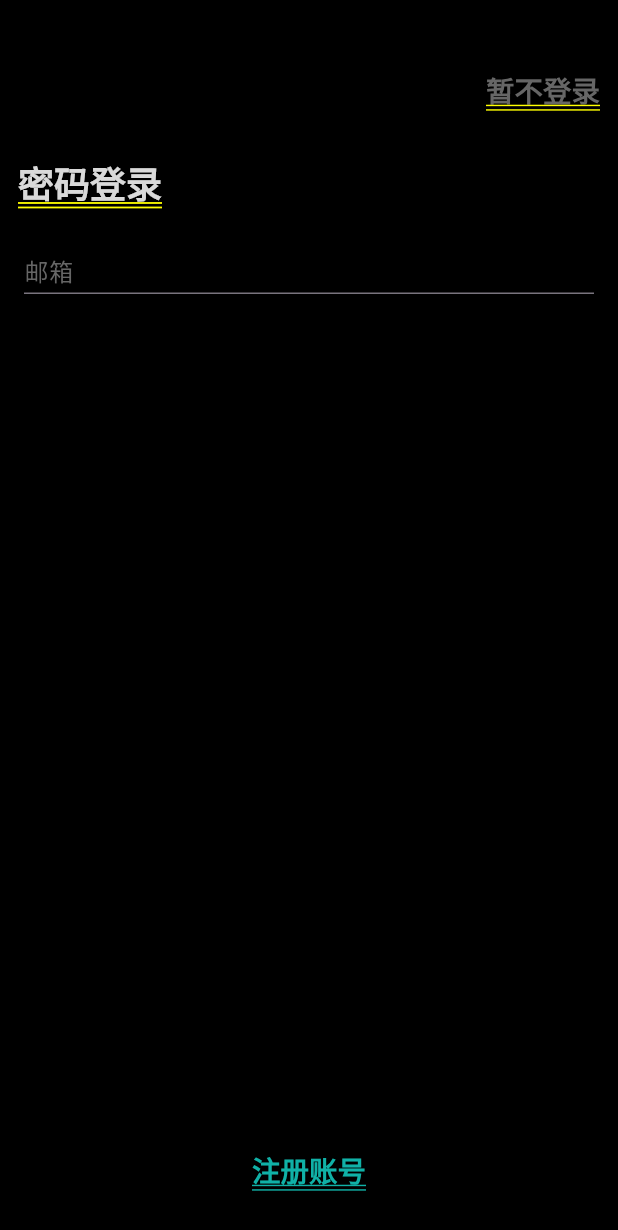
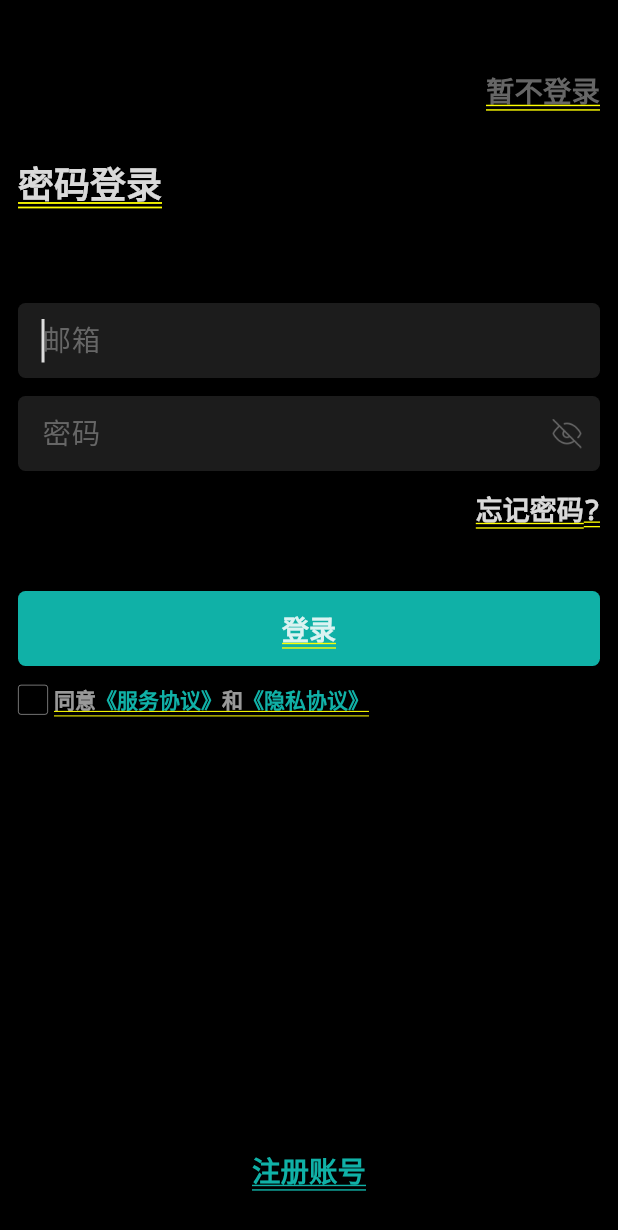
Before and after one commit to 1972820813/recorder, a Flutter app: the SettingPage screen opened by its route, after a tap on "立即登录", on a phone screen of 412 x 824 dp. Shown: the top 1230 px of the screen. Run offline on Flutter 3.47's test engine with Material 3 defaults, Android fonts, the phone set to English and light mode, and no system bars; our stand-ins replace dio, flutter_easyloading, flutter_native_splash, flutter_screenutil, flutter_svg, flutter_swiper_view and 1 more.

Commit message:
登录页面

```diff
--- a/lib/model/file/file_page_controller.dart
+++ b/lib/model/file/file_page_controller.dart
@@ -1,5 +1,3 @@
-import 'dart:ffi';
-
 import 'package:flutter/material.dart';
 import 'package:get/get.dart';
 import 'package:project_recorder/entity/record_file_entity.dart';
--- a/lib/model/setting/setting_page.dart
+++ b/lib/model/setting/setting_page.dart
@@ -143,6 +143,7 @@ class SettingPage extends GetView<SettingPageController> {
               "assets/images/res_img_vip_bg.png",
               width: DoScreenAdapter.screenW(),
               height: 60,
+              fit: BoxFit.cover,
             ),
             Padding(
               padding: const EdgeInsets.only(left: 12),
--- a/lib/model/user/login/login_page.dart
+++ b/lib/model/user/login/login_page.dart
@@ -1,8 +1,11 @@
 import 'package:flutter/material.dart';
 import 'package:get/get.dart';
+import 'package:project_recorder/model/user/forget/forget_page.dart';
 import 'package:project_recorder/model/user/register/register_page.dart';
 import 'package:project_recorder/util/app_colors.dart';
 
+import '../../../util/app_screenAdapter.dart';
+import '../../widget/click_text.dart';
 import 'login_page_controller.dart';
 
 class LoginPage extends GetView<LoginPageController> {
@@ -13,7 +16,7 @@ class LoginPage extends GetView<LoginPageController> {
   @override
   Widget build(BuildContext context) {
     // TODO: implement build
-    return Container(
+    return Obx(() => Container(
           color: DoColors.black0,
           child: Stack(
             children: [
@@ -29,6 +32,7 @@ class LoginPage extends GetView<LoginPageController> {
                     child: InkWell(
                       onTap: () {
                         //暂不登录，直接跳转到主页，清空前面所有页面
+                        Get.back();
                       },
                       child: const Text(
                         "暂不登录",
@@ -43,19 +47,191 @@ class LoginPage extends GetView<LoginPageController> {
                       style: TextStyle(fontSize: 24, color: DoColors.white85),
                     ),
                   ),
+                  const SizedBox(
+                    height: 50,
+                  ),
                   Container(
-                margin: const EdgeInsets.all(16),
-                height: 40,
-                child: TextField(
-                  decoration: const InputDecoration(
+                      margin: const EdgeInsets.fromLTRB(12, 12, 12, 0),
+                      height: 50,
+                      child: TextFormField(
+                        style: const TextStyle(
+                            fontSize: 19, color: DoColors.white),
+                        autofocus: true,
+                        cursorColor: DoColors.white85,
+                        obscureText: controller.isShowPassword.value,
+                        controller: controller.emailController,
+                        decoration: InputDecoration(
+                          border: controller.customBorder,
+                          enabledBorder: controller.customBorder,
+                          focusedBorder: controller.customBorder,
+                          focusedErrorBorder: controller.customBorder,
+                          errorBorder: controller.customBorder,
                           hintText: "邮箱",
-                      hintStyle:
-                          TextStyle(fontSize: 16, color: DoColors.gray102)),
-                  onChanged: (value) {},
-                  controller: controller.textEditingController,
-                  style: const TextStyle(fontSize: 16, color: DoColors.white85),
+                          filled: true,
+                          fillColor: DoColors.black28,
+                          //隐藏下划线
+                          //border: InputBorder.none,
+                          hintStyle: const TextStyle(
+                              fontSize: 19, color: DoColors.gray102),
+                          contentPadding: const EdgeInsets.symmetric(
+                              vertical: 12, horizontal: 12),
                         ),
+                        // 校验用户名,校验成功返回null，失败则返回错误信息
+                        validator: (value) {
+                          return value!.trim().isNotEmpty ? null : "邮箱不能为空";
+                        },
+                        onChanged: (value) {
+                          controller.loginEmail.value = value;
+                        },
+                      )),
+                  Stack(
+                    children: [
+                      Container(
+                          margin: const EdgeInsets.fromLTRB(12, 12, 12, 0),
+                          height: 50,
+                          child: TextFormField(
+                            style: const TextStyle(
+                                fontSize: 19, color: DoColors.white),
+                            autofocus: true,
+                            cursorColor: DoColors.white85,
+                            obscureText: controller.isShowPassword.value,
+                            controller: controller.pwdController,
+                            decoration: InputDecoration(
+                              border: controller.customBorder,
+                              enabledBorder: controller.customBorder,
+                              focusedBorder: controller.customBorder,
+                              focusedErrorBorder: controller.customBorder,
+                              errorBorder: controller.customBorder,
+                              hintText: "密码",
+                              filled: true,
+                              fillColor: DoColors.black28,
+                              //隐藏下划线
+                              //border: InputBorder.none,
+                              hintStyle: const TextStyle(
+                                  fontSize: 19, color: DoColors.gray102),
+                              contentPadding: const EdgeInsets.symmetric(
+                                  vertical: 12, horizontal: 12),
+                            ),
+                            // 校验用户名,校验成功返回null，失败则返回错误信息
+                            validator: (value) {
+                              return value!.trim().isNotEmpty ? null : "密码不能为空";
+                            },
+                            onChanged: (value) {
+                              controller.loginPassword.value = value;
+                            },
+                          )),
+                      Container(
+                          alignment: Alignment.centerRight,
+                          height: 50,
+                          margin: const EdgeInsets.only(right: 24, top: 12),
+                          child: InkWell(
+                            onTap: () {
+                              controller.isShowPassword.value =
+                                  !controller.isShowPassword.value;
+
+                              controller.isShowPassword.value
+                                  ? controller.iconLoginPwdHint.value =
+                                      "assets/images/res_icon_hint.png"
+                                  : controller.iconLoginPwdHint.value =
+                                      "assets/images/res_icon_show.png";
+                            },
+                            child: Image.asset(
+                              controller.iconLoginPwdHint.value,
+                              height: 20,
+                              width: 20,
+                            ),
+                          ))
+                    ],
+                  ),
+                  Container(
+                      alignment: Alignment.centerRight,
+                      height: 50,
+                      padding: const EdgeInsets.only(right: 12),
+                      child: InkWell(
+                        onTap: () {
+                          Get.toNamed(ForgetPage.routeName);
+                        },
+                        child: const Text(
+                          "忘记密码?",
+                          style:
+                              TextStyle(fontSize: 18, color: DoColors.white85),
+                        ),
+                      )),
+                  InkWell(
+                    onTap: () {
+                      controller.login();
+                    },
+                    child: Container(
+                        margin:
+                            const EdgeInsets.only(right: 12, left: 12, top: 30),
+                        height: 50,
+                        alignment: Alignment.center,
+                        width: DoScreenAdapter.screenW(),
+                        decoration: BoxDecoration(
+                            borderRadius: BorderRadius.circular(5),
+                            color: DoColors.customColor),
+                        child: const Text(
+                          "登录",
+                          style:
+                              TextStyle(fontSize: 18, color: DoColors.white85),
+                        )),
+                  ),
+                  const SizedBox(
+                    height: 12,
+                  ),
+                  Row(
+                    crossAxisAlignment: CrossAxisAlignment.center,
+                    children: [
+                      const SizedBox(
+                        width: 12,
+                      ),
+                      InkWell(
+                        onTap: () {
+                          controller.isAgreementChecked.value =
+                              !controller.isAgreementChecked.value;
+                        },
+                        child: controller.isAgreementChecked.value
+                            ? Image.asset(
+                                "assets/images/res_icon_agreement_checked.png",
+                                height: 20,
+                                width: 20,
                               )
+                            : Padding(
+                                padding: const EdgeInsets.all(0),
+                                child: Container(
+                                  width: 20,
+                                  height: 20,
+                                  decoration: BoxDecoration(
+                                      border: Border.all(
+                                          color: DoColors.white60, width: 0.5),
+                                      borderRadius: BorderRadius.circular(2)),
+                                  child: const Text(""),
+                                ),
+                              ),
+                      ),
+                      const SizedBox(
+                        width: 4,
+                      ),
+                      agreementView("同意", DoColors.white60),
+                      ClickText(
+                        title: "《服务协议》",
+                        color: DoColors.customColor,
+                        onTop: () {
+                          Get.snackbar("服务协议", "服务协议",
+                              backgroundColor: DoColors.white85);
+                        },
+                      ),
+                      agreementView("和", DoColors.white60),
+                      ClickText(
+                        title: "《隐私协议》",
+                        color: DoColors.customColor,
+                        onTop: () {
+                          Get.snackbar("隐私协议", "隐私协议",
+                              backgroundColor: DoColors.white85);
+                        },
+                      ),
+                    ],
+                  ),
                 ],
               ),
               Container(
@@ -78,6 +254,16 @@ class LoginPage extends GetView<LoginPageController> {
               )
             ],
           ),
+        ));
+  }
+
+  Widget agreementView(String title, Color color) {
+    return Text(
+      title,
+      style: TextStyle(
+        fontSize: 14,
+        color: color,
+      ),
     );
   }
 }
--- a/lib/model/user/login/login_page_controller.dart
+++ b/lib/model/user/login/login_page_controller.dart
@@ -1,8 +1,50 @@
 import 'package:flutter/material.dart';
 import 'package:get/get.dart';
+import 'package:project_recorder/network/network.dart';
+import 'package:project_recorder/util/app_colors.dart';
 
-class LoginPageController extends GetxController{
+class LoginPageController extends GetxController {
+  TextEditingController emailController = TextEditingController();
+  TextEditingController pwdController = TextEditingController();
 
-  TextEditingController textEditingController = TextEditingController();
+  OutlineInputBorder customBorder = OutlineInputBorder(
+      borderRadius: BorderRadius.circular(5),
+      borderSide: const BorderSide(style: BorderStyle.none));
 
+  Rx<String> iconLoginPwdHint = "assets/images/res_icon_hint.png".obs;
+  Rx<bool> isShowPassword = false.obs;
+  Rx<String> loginEmail = "".obs;
+  Rx<String> loginPassword = "".obs;
+  Rx<bool> isAgreementChecked = false.obs;
+
+  ///登录api请求
+  login() async {
+    if (loginEmail.isEmpty) {
+      Get.snackbar("提示信息", "请填写邮箱地址", backgroundColor: DoColors.white85);
+      return;
+    }
+    if (!loginEmail.value.isEmail) {
+      Get.snackbar("提示信息", "请填写正确的邮箱地址:${loginEmail.value}",
+          backgroundColor: DoColors.white85);
+      return;
+    }
+    if (loginPassword.isEmpty) {
+      Get.snackbar("提示信息", "请填写密码", backgroundColor: DoColors.white85);
+      return;
+    }
+    if (!isAgreementChecked.value) {
+      Get.defaultDialog(
+          title: "警示信息",
+          content: const Text(
+            "请勾选协议",
+            style: TextStyle(fontSize: 18, color: DoColors.white85),
+          ));
+      return;
+    }
+
+    var data = await Network().post("/api/login/password",
+        data: {"account": loginEmail.value, "pwd": loginPassword.value});
+    print(
+        "${data.toString()}        --->${loginEmail.value}   --->${loginPassword.value}   ${DateTime.now().millisecond}");
+  }
 }
--- /dev/null
+++ b/lib/model/widget/click_text.dart
@@ -0,0 +1,26 @@
+import 'package:flutter/material.dart';
+
+class ClickText extends StatelessWidget {
+  String title;
+  Color color;
+  VoidCallback onTop;
+
+  ClickText(
+      {super.key,
+      required this.title,
+      required this.color,
+      required this.onTop});
+
+  @override
+  Widget build(BuildContext context) {
+    return Container(
+      child: GestureDetector(
+        onTap: onTop,
+        child: Text(
+          title,
+          style: TextStyle(color: color, fontSize: 14),
+        ),
+      ),
+    );
+  }
+}
--- /dev/null
+++ b/lib/network/network.dart
@@ -0,0 +1,45 @@
+import 'dart:collection';
+
+import 'package:dio/dio.dart';
+
+class Network {
+  static String baseUrl = "https://a.vormor.cn/";
+
+  Map<String, String> map = HashMap();
+
+  final dio = Dio(BaseOptions(
+    connectTimeout: const Duration(milliseconds: 3000),
+    sendTimeout: const Duration(milliseconds: 3000),
+    receiveTimeout: const Duration(milliseconds: 10000),
+    baseUrl: baseUrl,
+    contentType: Headers.jsonContentType,
+    headers: {
+      "a": "Record-20240530",
+      "l": "zh-CN",
+      "v": "100",
+      "tk": "",
+      "ts": "${DateTime.now().millisecondsSinceEpoch ~/ 1000}",
+      "n": "6TAbeO",
+      "sign": "8ab3105c244683eadbfbb666ff7efc27",
+      "c": "M-20240530",
+      "tz": "Asia/Shanghai",
+      "d": "2",
+      "f": "202411090000003",
+      "os": "M-20240530",
+      "sv": "6.0",
+    },
+  ));
+
+  Future post(String apiPath, {Object? data}) async {
+    try {
+      var response = await dio.post(apiPath, data: data);
+      if (response.data != null) {
+        return response.data;
+      } else {
+        return null;
+      }
+    } catch (e) {
+      return null;
+    }
+  }
+}
--- a/lib/util/app_colors.dart
+++ b/lib/util/app_colors.dart
@@ -19,6 +19,7 @@ class DoColors {
   ///标签相关
   // static const Color chipNormalGray = Color.fromRGBO(245, 244, 245, 1);
   static const Color chipSelectedBG = Color.fromRGBO(251, 239, 237, 1);
+  static const Color white = Color.fromRGBO(255, 255, 255, 1);
 
   //static const Color black = Color(0xff000000);
   static const Color black0 = Color.fromRGBO(0, 0, 0, 1); //导航栏主标题
@@ -36,6 +37,7 @@ class DoColors {
   static const Color customColor = Color.fromRGBO(16, 177, 167, 1);
   static const Color mainTabBackground = Color.fromRGBO(19, 19, 19, 1);
   static const Color white85 = Color.fromRGBO(255, 255, 255, 0.85);
+  static const Color white60 = Color.fromRGBO(255, 255, 255, 0.60);
   static const Color black28 = Color.fromRGBO(28, 28, 28, 1);
   static const Color vipTextColor = Color.fromRGBO(61, 41, 12, 1);
   static const Color settingItemBg = Color.fromRGBO(18, 18, 18, 1);
--- a/pubspec.yaml
+++ b/pubspec.yaml
@@ -40,7 +40,7 @@ dependencies:
   badges: ^3.0.3
   flutter_swiper_view: ^1.1.8
   flutter_svg: ^1.0.0
-
+  dio: ^5.0.2
 
 
 
```
Also changed, not shown: lib/main.dart (+1 -13 lines), assets/images/res_icon_agreement_checked.png (added), assets/images/res_icon_hint.png (added), assets/images/res_icon_show.png (added), pubspec.lock, 2 other files. Lines whose indentation alone changed are shown as unchanged.
